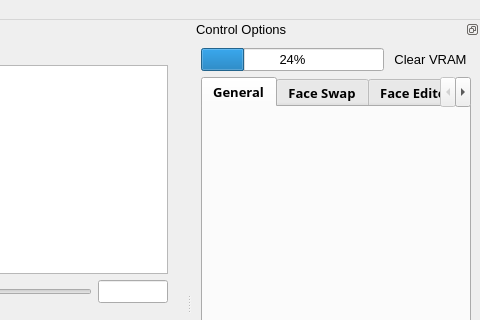
First picture: the form in app/ui/core/MainWindow.ui, repository visomaster/VisoMaster, before the edit; both pictures show x 896 to 1376 and y 0 to 320 of the 1376 by 586 pixel window.
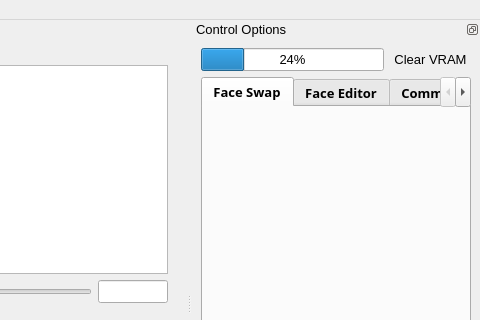
Second picture: the form after the edit. Icons and pictures are not drawn.

Commit message: Moved face and mask compare widgets to common tab. Click the first target face after loading a saved workspace

The edit to the form file:
```diff
--- a/app/ui/core/MainWindow.ui
+++ b/app/ui/core/MainWindow.ui
@@ -826,16 +826,6 @@
        <property name="tabBarAutoHide">
         <bool>false</bool>
        </property>
-       <widget class="QWidget" name="general_tab">
-        <attribute name="title">
-         <string>General</string>
-        </attribute>
-        <layout class="QVBoxLayout" name="generalWidgetsLayout_1">
-         <item>
-          <layout class="QVBoxLayout" name="generalWidgetsLayout"/>
-         </item>
-        </layout>
-       </widget>
        <widget class="QWidget" name="face_swap_tab">
         <attribute name="title">
          <string>Face Swap</string>
@@ -856,6 +846,16 @@
          </item>
         </layout>
        </widget>
+       <widget class="QWidget" name="common_tab">
+        <attribute name="title">
+         <string>Common</string>
+        </attribute>
+        <layout class="QVBoxLayout" name="commonWidgetsLayout_1">
+         <item>
+          <layout class="QVBoxLayout" name="commonWidgetsLayout"/>
+         </item>
+        </layout>
+       </widget>
        <widget class="QWidget" name="settings_tab">
         <attribute name="title">
          <string>Settings</string>
```
The commit also changes 6 other files.
